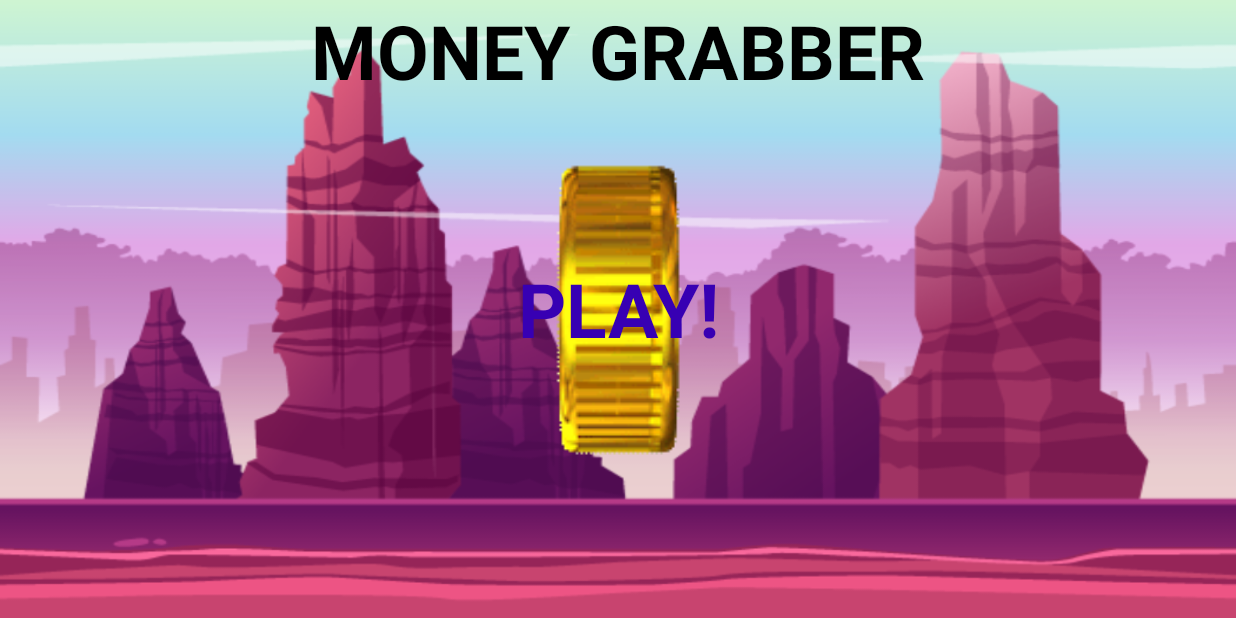
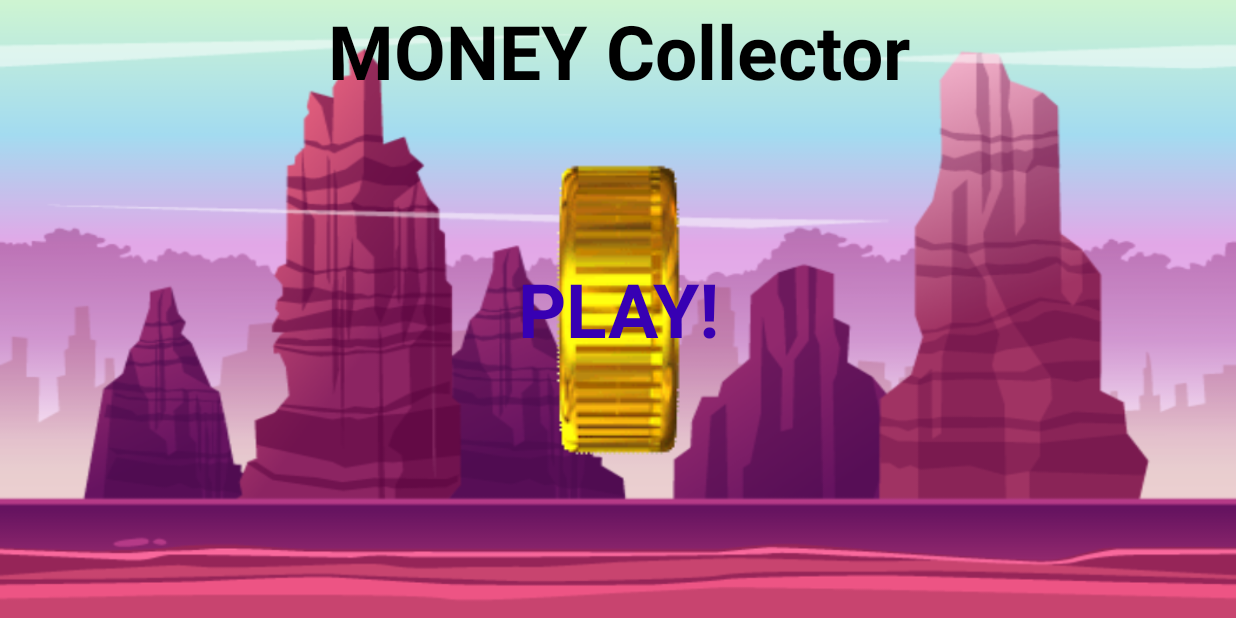
Before and after one commit to Hasan-Kalzi/Money_Collector, an Android app: the screen it shows after launch (FullscreenActivity), on a phone screen of 824 x 412 dp (held sideways). Run offline under Robolectric (Android 15) with nearby library versions, the phone set to English and light mode, and no system bars.

Commit message:
Change Grabber by Collector in the forgotten places

```diff
--- a/app/src/main/res/layout/activity_fullscreen.xml
+++ b/app/src/main/res/layout/activity_fullscreen.xml
@@ -17,12 +17,12 @@
     </pl.droidsonroids.gif.GifImageView>
     <TextView
         android:layout_gravity="center_horizontal"
-        android:id="@+id/MoneyGrabber"
+        android:id="@+id/MoneyCollector"
         android:layout_width="500dp"
         android:layout_height="100dp"
         android:gravity="center_horizontal"
         android:keepScreenOn="true"
-        android:text="@string/MoneyGrabber"
+        android:text="@string/MoneyCollector"
         android:textColor="#000"
         android:textSize="50sp"
         android:textStyle="bold" />
--- a/app/src/main/res/values/strings.xml
+++ b/app/src/main/res/values/strings.xml
@@ -4,5 +4,5 @@
     <string name="dummy_button">Exit</string>
     <string name="Play">PLAY!</string>
     <string name="coin">Coin</string>
-    <string name="MoneyGrabber">MONEY GRABBER</string>
+    <string name="MoneyCollector">MONEY Collector</string>
 </resources>
```
Also changed, not shown: 1 other file.
